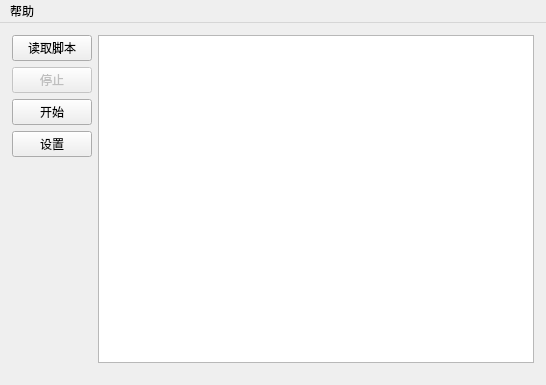
Above: mainwindow.ui from uvbs/mhgamebot before the change. Below: the same form after it.
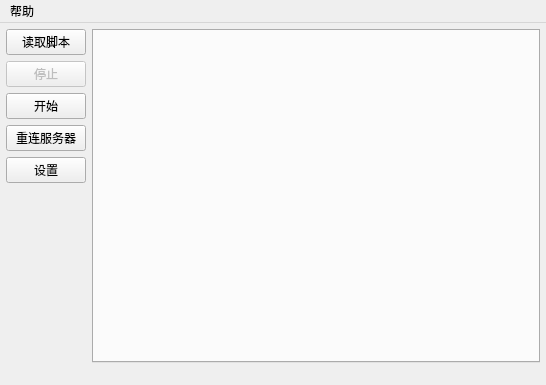
That is the form after the change. Icons and pictures are not drawn.

Diff of the .ui file:
```diff
--- a/mainwindow.ui
+++ b/mainwindow.ui
@@ -23,25 +23,6 @@
    <string notr="true"/>
   </property>
   <widget class="QWidget" name="centralwidget">
-   <layout class="QHBoxLayout" name="horizontalLayout_2">
-    <property name="leftMargin">
-     <number>6</number>
-    </property>
-    <property name="topMargin">
-     <number>6</number>
-    </property>
-    <property name="rightMargin">
-     <number>6</number>
-    </property>
-    <property name="bottomMargin">
-     <number>0</number>
-    </property>
-    <item>
-     <widget class="QStackedWidget" name="stackedWidget">
-      <property name="currentIndex">
-       <number>0</number>
-      </property>
-      <widget class="QWidget" name="page">
        <layout class="QHBoxLayout" name="horizontalLayout">
         <property name="leftMargin">
          <number>6</number>
@@ -93,6 +74,13 @@
             </property>
            </widget>
           </item>
+      <item>
+       <widget class="QPushButton" name="pushButton_reconnect">
+        <property name="text">
+         <string>重连服务器</string>
+        </property>
+       </widget>
+      </item>
           <item>
            <widget class="QPushButton" name="pushButton_option">
             <property name="whatsThis">
@@ -119,9 +107,31 @@
          </layout>
         </item>
         <item>
-         <widget class="QTextEdit" name="textEdit">
-          <property name="readOnly">
-           <bool>true</bool>
+     <widget class="QStackedWidget" name="stackedWidget">
+      <property name="currentIndex">
+       <number>0</number>
+      </property>
+      <widget class="QWidget" name="page_3">
+       <layout class="QGridLayout" name="gridLayout">
+        <property name="leftMargin">
+         <number>0</number>
+        </property>
+        <property name="topMargin">
+         <number>0</number>
+        </property>
+        <property name="rightMargin">
+         <number>0</number>
+        </property>
+        <property name="bottomMargin">
+         <number>0</number>
+        </property>
+        <item row="0" column="0">
+         <widget class="QTabWidget" name="tabWidget">
+          <property name="tabShape">
+           <enum>QTabWidget::Rounded</enum>
+          </property>
+          <property name="currentIndex">
+           <number>-1</number>
           </property>
          </widget>
         </item>
```
Left out of the diff: 6 changed lines with no effect on the pictures. Lines whose indentation alone changed are shown as unchanged.
